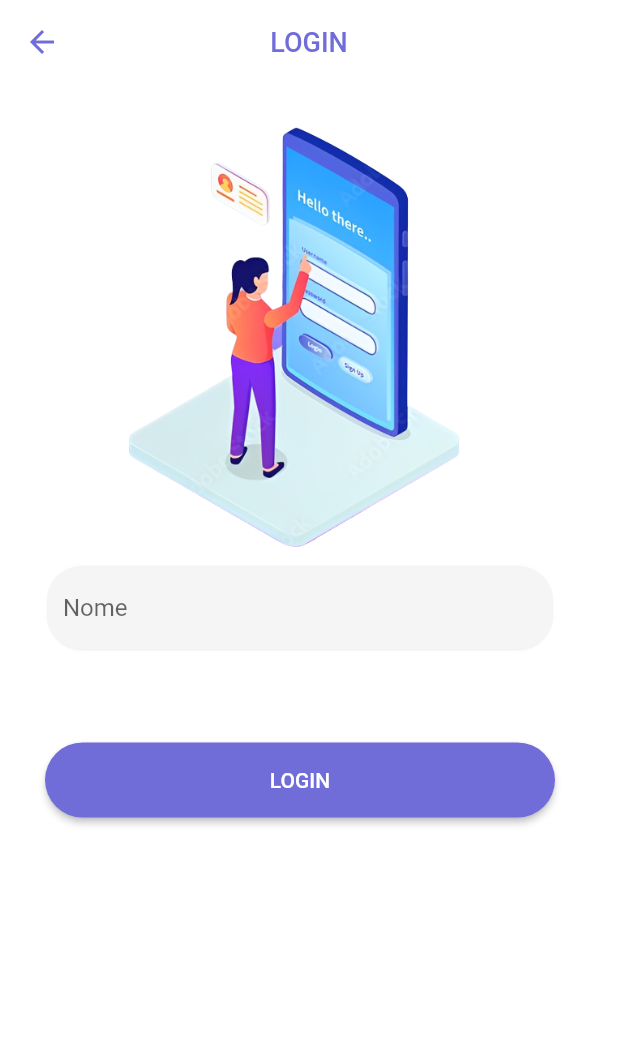
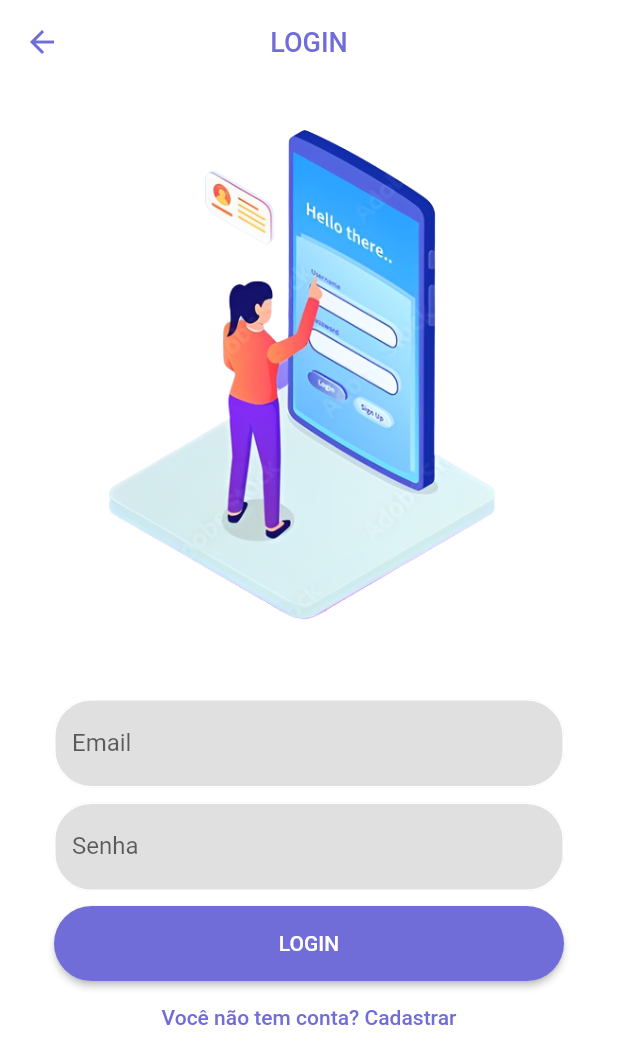
Before and after one commit to biancanilsen/App_RBAC, a Flutter app: the screen it shows after launch, after a tap on "LOGIN", on a phone screen of 412 x 824 dp. Shown: the top 1064 px of the screen. Run offline on Flutter 3.47's test engine with Material 2 defaults, Android fonts, the phone set to English and light mode, and no system bars; our stand-ins replace flutter_bloc.

Commit message:
SigninPage layout

```diff
--- a/webapp/lib/feature/users/presentation/pages/signIn.dart
+++ b/webapp/lib/feature/users/presentation/pages/signIn.dart
@@ -32,40 +32,55 @@ class _SignInPageState extends State<SignInPage> {
             children: [
               Image.asset(
                 'assets/images/login.png',
-                height: 300,
-                width: 400,
+                height: 350,
+                width: 600,
               ),
               Form(
                 key: _formKey,
                 child: Column(
                   children: <Widget>[
+                    Padding(
+                      padding: const EdgeInsets.only(top: 40.0, bottom: 10.0),
+                      child: SizedBox(
+                        width: 340,
+                        child: TextFormField(
+                          decoration: InputDecoration(
+                            filled: true,
+                            fillColor: Colors.grey[300],
+                            enabledBorder: OutlineInputBorder(
+                              borderSide:
+                                  BorderSide(width: 1, color: Colors.white),
+                              borderRadius: BorderRadius.circular(25.0),
+                            ),
+                            labelText: 'Email',
+                          ),
+                        ),
+                      ),
+                    ),
                     SizedBox(
                       width: 340,
                       child: TextFormField(
                         decoration: InputDecoration(
                           filled: true,
-                          fillColor: Colors.grey[150],
+                          fillColor: Colors.grey[300],
                           enabledBorder: OutlineInputBorder(
                             borderSide:
                                 BorderSide(width: 1, color: Colors.white),
                             borderRadius: BorderRadius.circular(25.0),
                           ),
-                          labelText: 'Nome',
+                          labelText: 'Senha',
                         ),
-                      ),
-                    )
-                  ],
                       ),
                     ),
                     Padding(
-                padding: const EdgeInsets.only(top: 60.0),
+                      padding: const EdgeInsets.only(top: 10.0),
                       child: SizedBox(
                         width: 340,
                         height: 50,
                         child: ElevatedButton(
                           onPressed: () {
                             Navigator.of(context).pushNamed(
-                        '/SignInPage',
+                              '/signin',
                             );
                           },
                           style: ElevatedButton.styleFrom(
@@ -78,6 +93,23 @@ class _SignInPageState extends State<SignInPage> {
                         ),
                       ),
                     ),
+                    TextButton(
+                      onPressed: () {
+                        Navigator.of(context).pushNamed(
+                          '/signup',
+                        );
+                      },
+                      style: TextButton.styleFrom(
+                          primary: Color(0xFF706CD8) // Text Color
+                          ),
+                      child: Text(
+                        'Você não tem conta? Cadastrar',
+                        textAlign: TextAlign.center,
+                      ),
+                    ),
+                  ],
+                ),
+              ),
             ],
           ),
         ),
```
Lines whose indentation alone changed are shown as unchanged.
